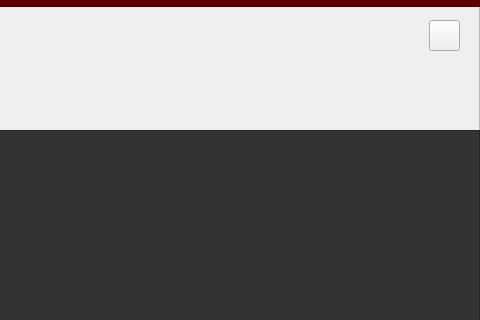
Old version of the form YES-Car-Rentals/centraladmin_viewclients.ui in the repository Sickojo/Yes-Car-Rentals; both pictures show x 591 to 1071 and y 0 to 320 of the 1071 by 620 pixel window.
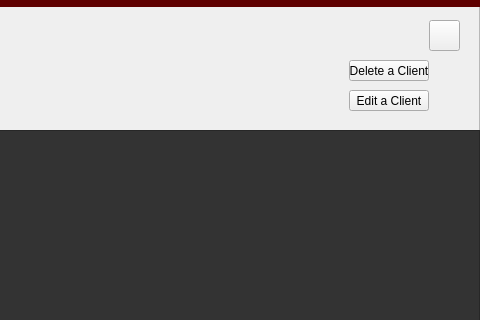
New version of the form. Icons and pictures are not drawn.

Commit message: added edit and delete for clients view window, Admin funcionality almost complete

What changed in the file:
```diff
--- a/YES-Car-Rentals/centraladmin_viewclients.ui
+++ b/YES-Car-Rentals/centraladmin_viewclients.ui
@@ -344,6 +344,32 @@
      <string>...</string>
     </property>
    </widget>
+   <widget class="QPushButton" name="EditClientButton">
+    <property name="geometry">
+     <rect>
+      <x>690</x>
+      <y>90</y>
+      <width>80</width>
+      <height>21</height>
+     </rect>
+    </property>
+    <property name="text">
+     <string>Edit a Client</string>
+    </property>
+   </widget>
+   <widget class="QPushButton" name="DeleteClientButton">
+    <property name="geometry">
+     <rect>
+      <x>690</x>
+      <y>60</y>
+      <width>80</width>
+      <height>21</height>
+     </rect>
+    </property>
+    <property name="text">
+     <string>Delete a Client</string>
+    </property>
+   </widget>
   </widget>
  </widget>
  <resources/>
```
The commit also changes 47 other files.
